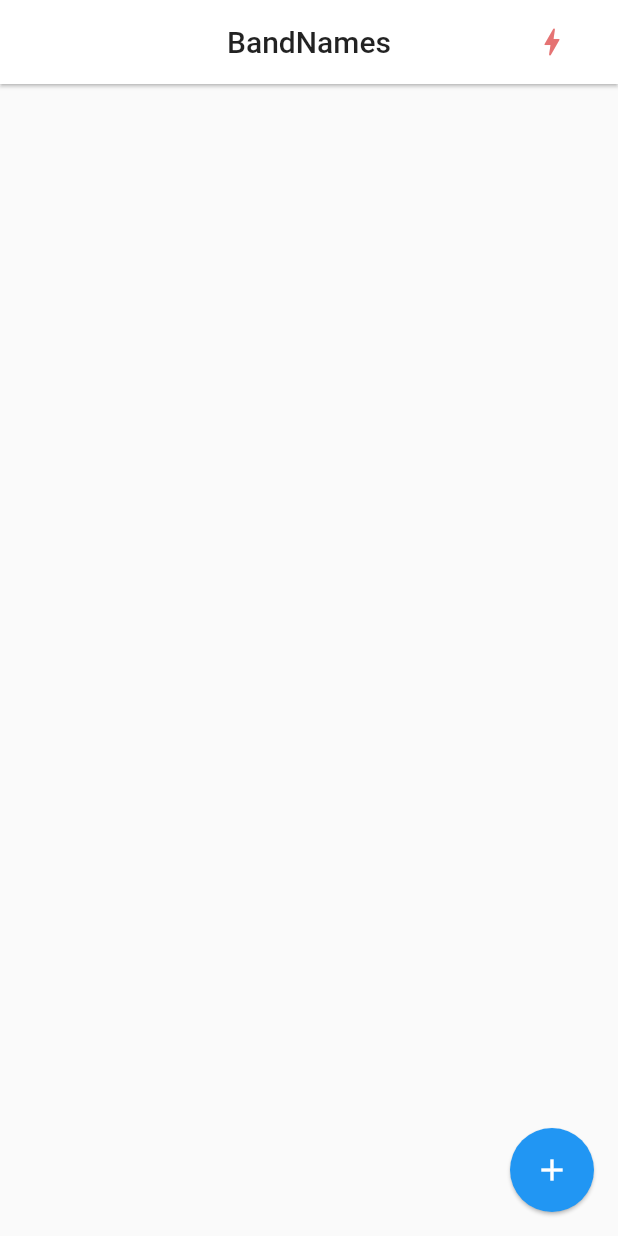
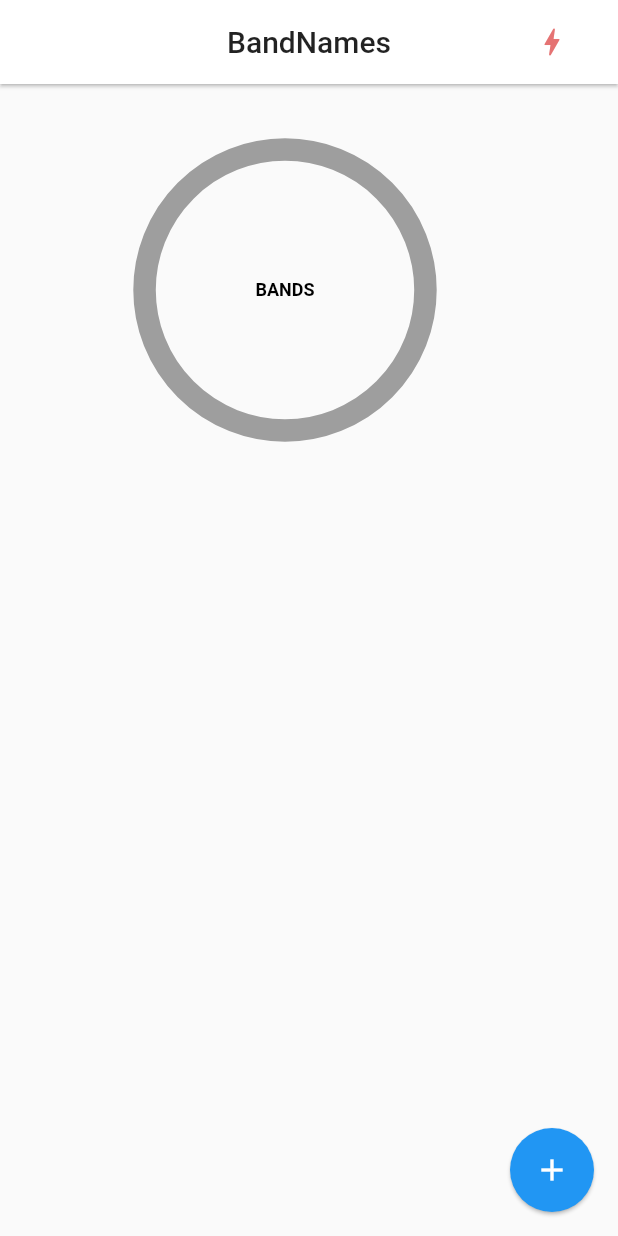
Before and after one commit to AlexDotel/BandNames, a Flutter app: the screen it shows after launch, on a phone screen of 412 x 824 dp. Run offline on Flutter 3.47's test engine with Material 2 defaults, Android fonts, the phone set to English and light mode, and no system bars; drawn by our look-alikes of pie_chart; our stand-ins replace google_fonts, socket_io_client; network calls fail.

Commit message:
Grafica Implementada

```diff
--- a/lib/pages/HomePage.dart
+++ b/lib/pages/HomePage.dart
@@ -1,15 +1,18 @@
 import 'dart:io';
 
+import 'package:flutter/material.dart';
+import 'package:flutter/cupertino.dart';
+import 'package:provider/provider.dart';
+import 'package:pie_chart/pie_chart.dart';
+import 'package:google_fonts/google_fonts.dart';
+
 import 'package:bandnames/services/socket_service.dart';
+import 'package:bandnames/models/band.dart';
+
+import 'package:bandnames/widgets/ListTileWidget.dart';
 import 'package:bandnames/widgets/AndroidDialogWidget.dart';
+import 'package:bandnames/widgets/CupertinoDialogWidget.dart';
 import 'package:bandnames/widgets/ConnectedIconWidget.dart';
-import 'package:bandnames/widgets/CupertinoDialogWidget.dart';
-import 'package:flutter/cupertino.dart';
-import 'package:flutter/material.dart';
-
-import 'package:bandnames/models/band.dart';
-import 'package:bandnames/widgets/ListTileWidget.dart';
-import 'package:provider/provider.dart';
 
 class HomePage extends StatefulWidget {
   const HomePage({Key? key}) : super(key: key);
@@ -50,9 +53,22 @@ class _HomePageState extends State<HomePage> {
 
     return Scaffold(
       appBar: myAppBar(title: 'BandNames', socket: socketService),
-      body: ListView.builder(
-          itemCount: bands.length,
-          itemBuilder: (context, index) => bandListTile(bands[index], context)),
+      body: Container(
+        child: Column(
+          children: [
+            Container(
+              child: Container(
+                height: MediaQuery.of(context).size.width / 1.5,
+                child: _myGraph())),
+            Expanded(
+              child: ListView.builder(
+                  itemCount: bands.length,
+                  itemBuilder: (context, index) =>
+                      bandListTile(bands[index], context)),
+            ),
+          ],
+        ),
+      ),
       floatingActionButton: FloatingActionButton(
           elevation: 1, onPressed: () => addNewBand(), child: Icon(Icons.add)),
     );
@@ -106,4 +122,44 @@ class _HomePageState extends State<HomePage> {
           style: TextStyle(color: Colors.black87),
         ));
   }
+
+  Widget _myGraph() {
+
+    Map<String, double> dataMap = Map();
+    bands.forEach((banda) {
+      dataMap.putIfAbsent(banda.name, () => banda.votes.toDouble());
+    });
+
+    List<Color> colorList = [];
+
+
+    return PieChart(
+      dataMap: dataMap,
+      animationDuration: Duration(milliseconds: 5000),
+      chartLegendSpacing: 32,
+      chartRadius: MediaQuery.of(context).size.width / 2.2,
+      // colorList: colorList,
+      initialAngleInDegree: 0,
+      chartType: ChartType.ring,
+      ringStrokeWidth: 15,
+      centerText: "BANDS",
+      legendOptions: LegendOptions(
+        showLegendsInRow: false,
+        legendPosition: LegendPosition.right,
+        showLegends: true,
+        legendShape: BoxShape.circle,
+        legendTextStyle: TextStyle(
+          fontWeight: FontWeight.w300,
+        ),
+      ),
+      chartValuesOptions: ChartValuesOptions(
+        showChartValueBackground: false,
+        showChartValues: true,
+        showChartValuesInPercentage: true,
+        showChartValuesOutside: false,
+        decimalPlaces: 0,
+      ),
+      );
+
+  }
 }
--- a/pubspec.yaml
+++ b/pubspec.yaml
@@ -30,6 +30,7 @@ dependencies:
   cupertino_icons: ^1.0.2
   socket_io_client: ^2.0.0-beta.3-nullsafety.0
   provider: ^5.0.0
+  pie_chart: ^5.0.0
   # socket_io_client: ^1.0.1
 
 dev_dependencies:
```
Also changed, not shown: pubspec.lock.
